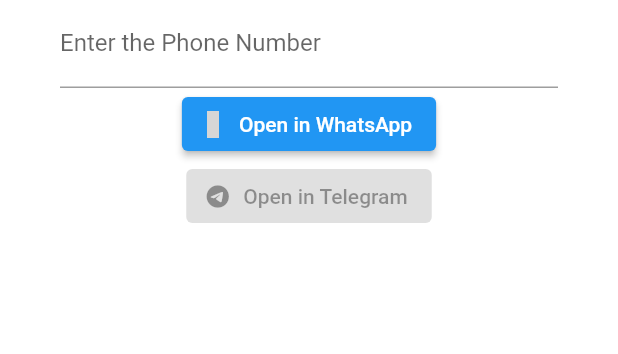
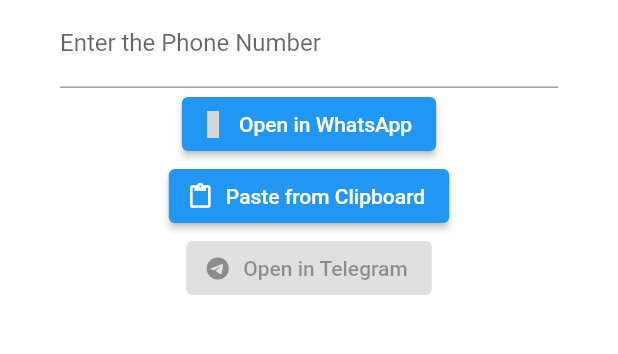
Before and after one commit to wilmarques/quick-chat, a Flutter app: the screen it shows after launch, after a tap on "Open in WhatsApp", on a phone screen of 412 x 824 dp, the part 137-491 px from its top. Run offline on Flutter 3.47's test engine with Material 2 defaults, Android fonts, the phone set to English and light mode, and no system bars; missing offline and left inert: clipboard; statements that could not run were skipped; grey boxes are pictures that could not be loaded.

Commit message:
Paste from clipboard

```diff
--- a/lib/pages/home_page.dart
+++ b/lib/pages/home_page.dart
@@ -1,5 +1,6 @@
 import 'package:flutter/material.dart';
 import 'package:url_launcher/url_launcher.dart';
+import 'package:clipboard/clipboard.dart';
 
 class HomePage extends StatefulWidget {
   const HomePage({Key? key}) : super(key: key);
@@ -13,11 +14,11 @@
 
   final _phoneNumberTEC = TextEditingController();
 
-  _parseCompleteNumber() {
+  String _parseCompleteNumber() {
     return _phoneNumberTEC.text;
   }
 
-  _openInWhatsapp() async {
+  void _openInWhatsapp() async {
     final completePhoneNumber = _parseCompleteNumber();
     final whatsAppUri = Uri(
       scheme: 'https',
@@ -35,9 +36,14 @@
     }
   }
 
-  _openInTelegram() async {
+  void _pasteFromClipboard() async {
+    final clipboardValue = await FlutterClipboard.paste();
+    setState(() {
+      _phoneNumberTEC.text = clipboardValue;
+    });
+  }
 
-  }
+  // _openInTelegram() async {}
 
   @override
   Widget build(BuildContext context) {
@@ -78,6 +84,11 @@
                 // ),
               ),
               ElevatedButton.icon(
+                onPressed: _pasteFromClipboard,
+                icon: const Icon(Icons.paste, size: 18),
+                label: const Text('Paste from Clipboard'),
+              ),
+              ElevatedButton.icon(
                 onPressed: null,
                 icon: const Icon(Icons.telegram, size: 18),
                 label: const Text('Open in Telegram'),
--- a/pubspec.yaml
+++ b/pubspec.yaml
@@ -31,6 +31,7 @@
     sdk: flutter
 
   url_launcher: ^6.1.0
+  clipboard: ^0.1.3
 
   # The following adds the Cupertino Icons font to your application.
   # Use with the CupertinoIcons class for iOS style icons.
```
Also changed, not shown: pubspec.lock.
